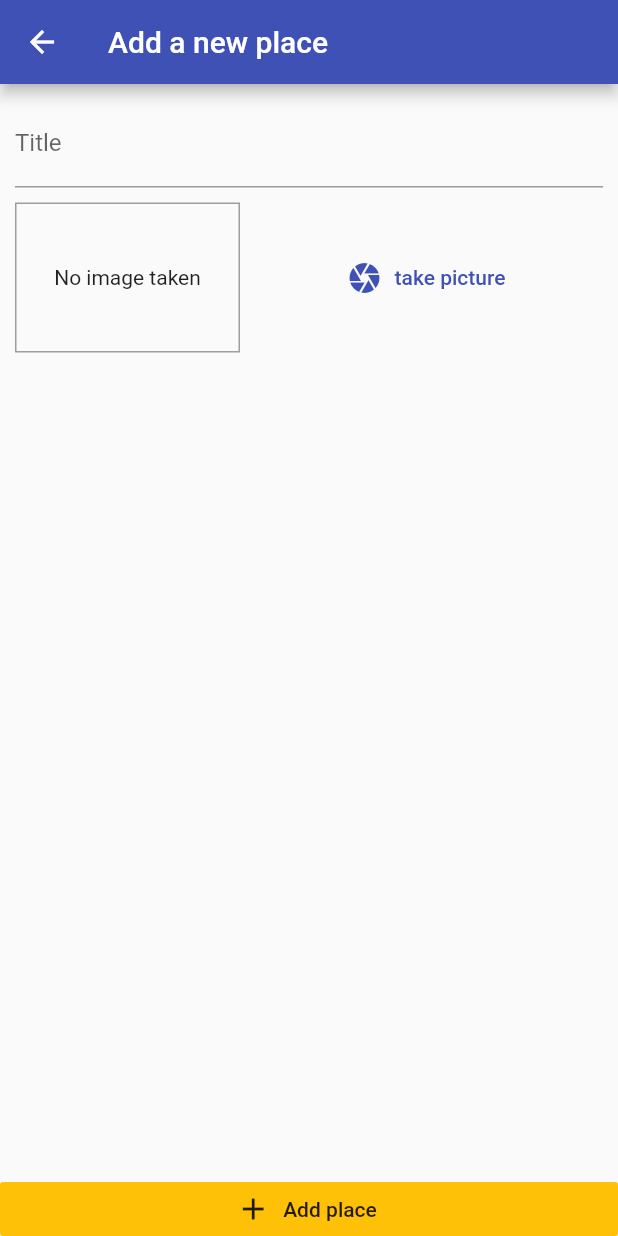
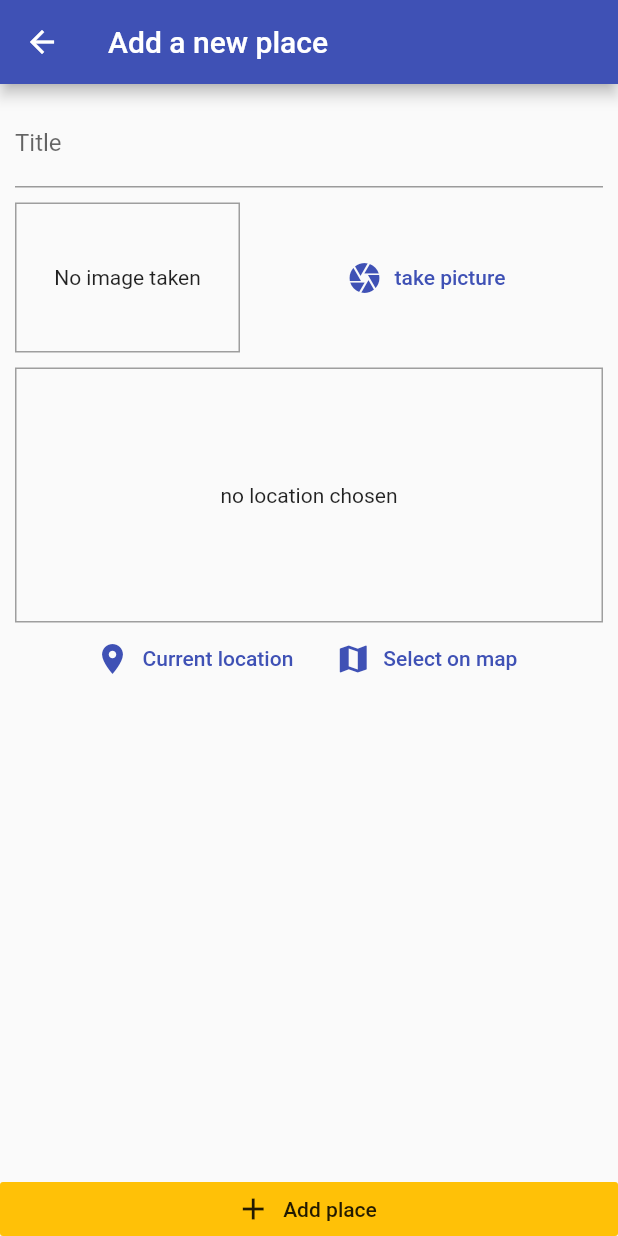
Before and after one commit to andremw96/places-app, a Flutter app: the AddPlaceScreen screen opened by its route, on a phone screen of 412 x 824 dp. Run offline on Flutter 3.47's test engine with Material 2 defaults, Android fonts, the phone set to English and light mode, and no system bars; our stand-ins replace image_picker, sqflite; accounts and stored records are empty.

Commit message:
add location input

```diff
--- a/lib/screens/add_place_screen.dart
+++ b/lib/screens/add_place_screen.dart
@@ -5,6 +5,7 @@ import 'package:flutter/src/foundation/key.dart';
 import 'package:flutter/src/widgets/framework.dart';
 import 'package:great_place_app/providers/great_places_provider.dart';
 import 'package:great_place_app/widgets/image_input.dart';
+import 'package:great_place_app/widgets/location_input.dart';
 import 'package:provider/provider.dart';
 
 class AddPlaceScreen extends StatefulWidget {
@@ -60,6 +61,10 @@ class _AddPlaceScreenState extends State<AddPlaceScreen> {
                     ImageInput(
                       onSelectImage: _selectImage,
                     ),
+                    const SizedBox(
+                      height: 10,
+                    ),
+                    const LocationInput(),
                   ],
                 ),
               ),
--- /dev/null
+++ b/lib/widgets/location_input.dart
@@ -0,0 +1,60 @@
+import 'package:flutter/material.dart';
+import 'package:flutter/src/foundation/key.dart';
+import 'package:flutter/src/widgets/framework.dart';
+
+class LocationInput extends StatefulWidget {
+  const LocationInput({Key? key}) : super(key: key);
+
+  @override
+  State<LocationInput> createState() => _LocationInputState();
+}
+
+class _LocationInputState extends State<LocationInput> {
+  String? _previewImageUrl;
+
+  @override
+  Widget build(BuildContext context) {
+    return Column(
+      children: [
+        Container(
+          height: 170,
+          width: double.infinity,
+          alignment: Alignment.center,
+          decoration: BoxDecoration(
+            border: Border.all(
+              width: 1,
+              color: Colors.grey,
+            ),
+          ),
+          child: _previewImageUrl == null
+              ? const Text(
+                  "no location chosen",
+                  textAlign: TextAlign.center,
+                )
+              : Image.network(
+                  _previewImageUrl!,
+                  fit: BoxFit.cover,
+                  width: double.infinity,
+                ),
+        ),
+        Row(
+          mainAxisAlignment: MainAxisAlignment.center,
+          children: [
+            FlatButton.icon(
+              onPressed: () {},
+              icon: const Icon(Icons.location_on),
+              label: const Text("Current location"),
+              textColor: Theme.of(context).primaryColor,
+            ),
+            FlatButton.icon(
+              onPressed: () {},
+              icon: const Icon(Icons.map),
+              label: const Text("Select on map"),
+              textColor: Theme.of(context).primaryColor,
+            )
+          ],
+        )
+      ],
+    );
+  }
+}
--- a/pubspec.yaml
+++ b/pubspec.yaml
@@ -39,6 +39,7 @@ dependencies:
   path_provider: ^2.0.11
   path: ^1.8.1
   sqflite: ^2.0.3+1
+  location: ^4.4.0
 
 dev_dependencies:
   flutter_test:
```
Also changed, not shown: pubspec.lock, 2 other files.
